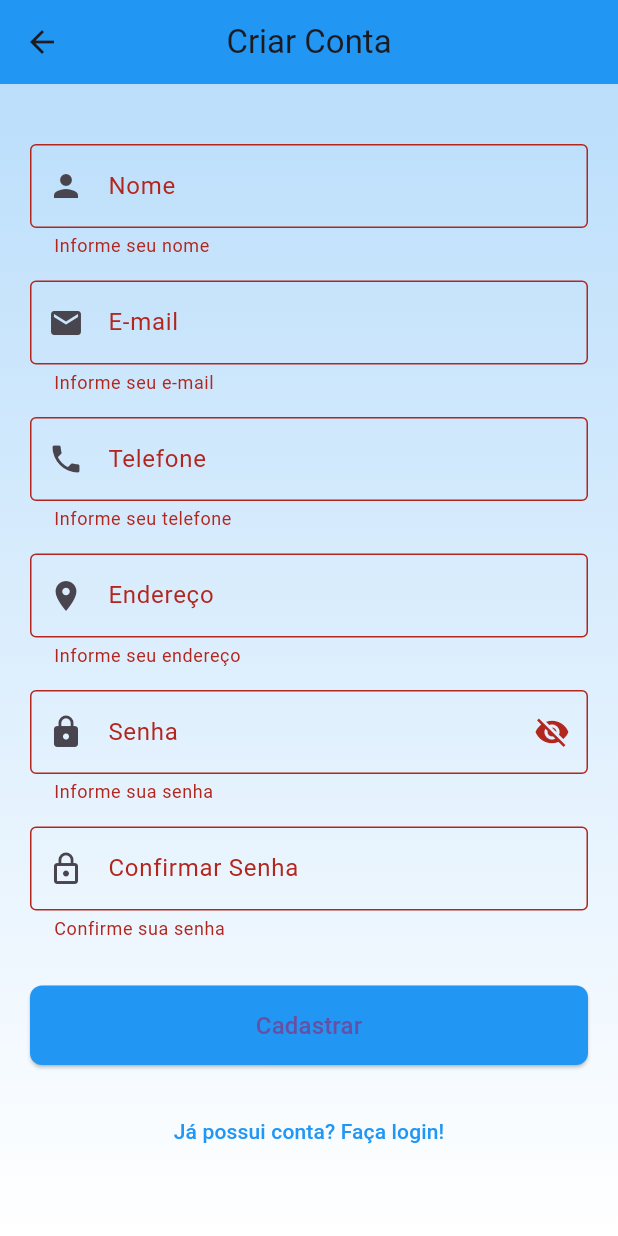
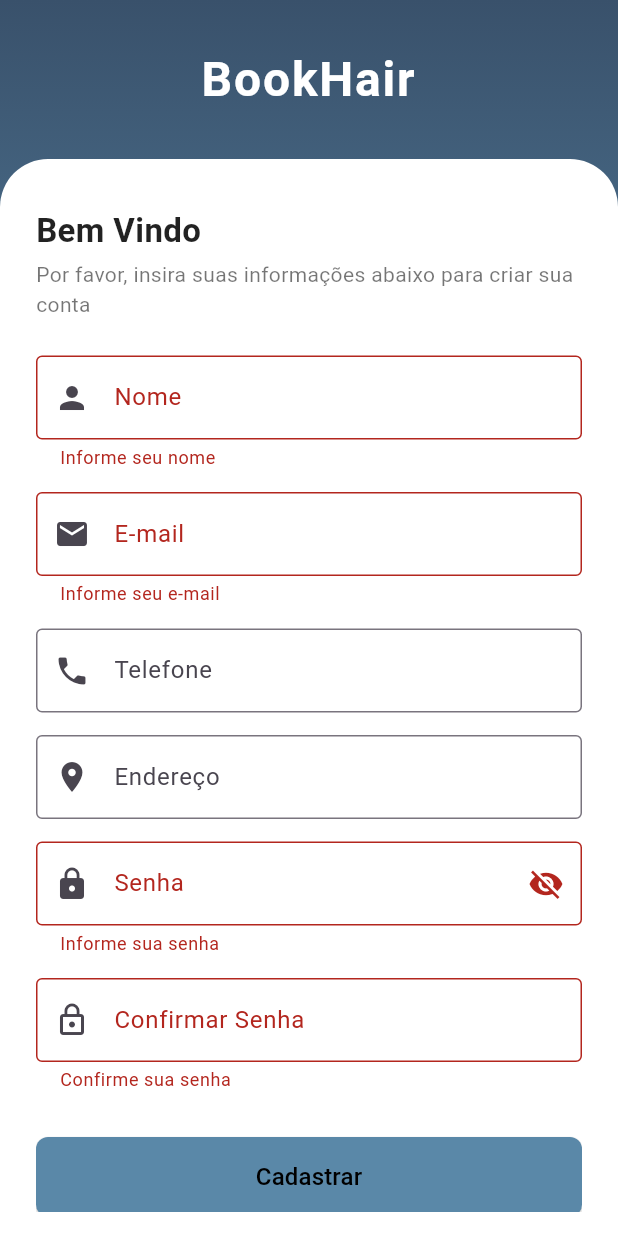
Before and after one commit to lucasfeva/Bookhair, a Flutter app: the SignUpScreen screen opened directly, after a tap on "Cadastrar", on a phone screen of 412 x 824 dp. Run offline on Flutter 3.47's test engine with Material 3 defaults, Android fonts, the light colour scheme and no system bars; missing offline and left inert: dart:html.

Commit message:
Update signup.dart

```diff
--- a/lib/screens/signup.dart
+++ b/lib/screens/signup.dart
@@ -91,7 +91,7 @@ class _SignUpScreenState extends State<SignUpScreen> {
           'email': _emailController.text.trim(),
           'password': _passwordController.text,
           'password_confirmation': _confirmPasswordController.text,
-          'telefone': phoneNumbers,
+          'telefone': _phoneController.text.trim(),
           'endereco': _addressController.text.trim(),
         }),
       ).timeout(
@@ -210,30 +210,71 @@ class _SignUpScreenState extends State<SignUpScreen> {
   @override
   Widget build(BuildContext context) {
     return Scaffold(
-      appBar: AppBar(
-        title: const Text('Criar Conta'),
-        centerTitle: true,
-        backgroundColor: Colors.blue,
-        elevation: 0,
-      ),
+      backgroundColor: Colors.transparent,
       body: Container(
-        decoration: BoxDecoration(
+        decoration: const BoxDecoration(
           gradient: LinearGradient(
             begin: Alignment.topCenter,
             end: Alignment.bottomCenter,
             colors: [
-              Colors.blue.shade100,
-              Colors.white,
+              Color(0xFF39516B), // azul escuro metálico
+              Color(0xFF5A88A8), // azul médio metálico
+              Color(0xFFB0C4D8), // azul claro acinzentado/metálico
             ],
           ),
         ),
+        child: SafeArea(
+          child: Column(
+            children: [
+              const SizedBox(height: 30),
+              // Título centralizado
+              const Text(
+                'BookHair',
+                style: TextStyle(
+                  fontSize: 32,
+                  fontWeight: FontWeight.bold,
+                  color: Colors.white,
+                  letterSpacing: 1.2,
+                ),
+                textAlign: TextAlign.center,
+              ),
+              const SizedBox(height: 30),
+              Expanded(
+                child: Container(
+                  width: double.infinity,
+                  decoration: const BoxDecoration(
+                    color: Colors.white,
+                    borderRadius: BorderRadius.only(
+                      topLeft: Radius.circular(32),
+                      topRight: Radius.circular(32),
+                    ),
+                  ),
                   child: Padding(
-          padding: const EdgeInsets.all(20),
+                    padding: const EdgeInsets.symmetric(horizontal: 24, vertical: 16),
                     child: Form(
                       key: _formKey,
                       child: ListView(
                         children: [
-                const SizedBox(height: 20),
+                          const SizedBox(height: 16),
+                          // Bem Vindo
+                          const Text(
+                            'Bem Vindo',
+                            style: TextStyle(
+                              fontSize: 22,
+                              fontWeight: FontWeight.bold,
+                              color: Colors.black87,
+                            ),
+                          ),
+                          const SizedBox(height: 4),
+                          const Text(
+                            'Por favor, insira suas informações abaixo para criar sua conta',
+                            style: TextStyle(
+                              fontSize: 14,
+                              color: Colors.black54,
+                            ),
+                          ),
+                          const SizedBox(height: 24),
+                          // Campos de cadastro
                           TextFormField(
                             controller: _nameController,
                             decoration: const InputDecoration(
@@ -258,8 +299,7 @@ class _SignUpScreenState extends State<SignUpScreen> {
                               if (value == null || value.isEmpty) {
                                 return 'Informe seu e-mail';
                               }
-                    if (!RegExp(r'^[\w-\.]+@([\w-]+\.)+[\w-]{2,4}$')
-                        .hasMatch(value)) {
+                              if (!RegExp(r'^[\w-\.]+@([\w-]+\.)+[\w-]{2,4}$').hasMatch(value)) {
                                 return 'E-mail inválido';
                               }
                               return null;
@@ -284,13 +324,11 @@ class _SignUpScreenState extends State<SignUpScreen> {
                               }
                             },
                             validator: (value) {
-                    if (value == null || value.isEmpty) {
-                      return 'Informe seu telefone';
-                    }
-                    // Remove todos os caracteres não numéricos para validação
+                              if (value != null && value.isNotEmpty) {
                                 String numbers = value.replaceAll(RegExp(r'[^\d]'), '');
                                 if (numbers.length != 11) {
                                   return 'Telefone deve ter 11 dígitos';
+                                }
                               }
                               return null;
                             },
@@ -306,9 +344,6 @@ class _SignUpScreenState extends State<SignUpScreen> {
                             ),
                             textCapitalization: TextCapitalization.words,
                             validator: (value) {
-                    if (value == null || value.isEmpty) {
-                      return 'Informe seu endereço';
-                    }
                               return null;
                             },
                           ),
@@ -366,7 +401,7 @@ class _SignUpScreenState extends State<SignUpScreen> {
                           ElevatedButton(
                             onPressed: _isLoading ? null : _signUp,
                             style: ElevatedButton.styleFrom(
-                    backgroundColor: Colors.blue,
+                              backgroundColor: const Color(0xFF5A88A8), // azul médio metálico
                               padding: const EdgeInsets.symmetric(vertical: 15),
                               shape: RoundedRectangleBorder(
                                 borderRadius: BorderRadius.circular(8),
@@ -383,10 +418,14 @@ class _SignUpScreenState extends State<SignUpScreen> {
                                   )
                                 : const Text(
                                     'Cadastrar',
-                          style: TextStyle(fontSize: 16),
+                                    style: TextStyle(fontSize: 16, color: Colors.black),
                                   ),
                           ),
                           const SizedBox(height: 20),
+                          Row(
+                            mainAxisAlignment: MainAxisAlignment.center,
+                            children: [
+                              const Text('Já possui conta? '),
                               TextButton(
                                 onPressed: _isLoading
                                     ? null
@@ -399,15 +438,22 @@ class _SignUpScreenState extends State<SignUpScreen> {
                                         );
                                       },
                                 child: const Text(
-                    'Já possui conta? Faça login!',
+                                  'Faça login!',
                                   style: TextStyle(color: Colors.blue),
+                                ),
+                              ),
+                            ],
+                          ),
+                        ],
+                      ),
+                    ),
+                  ),
                 ),
               ),
             ],
           ),
         ),
       ),
-      ),
     );
   }
 }
```
Lines whose indentation alone changed are shown as unchanged.
